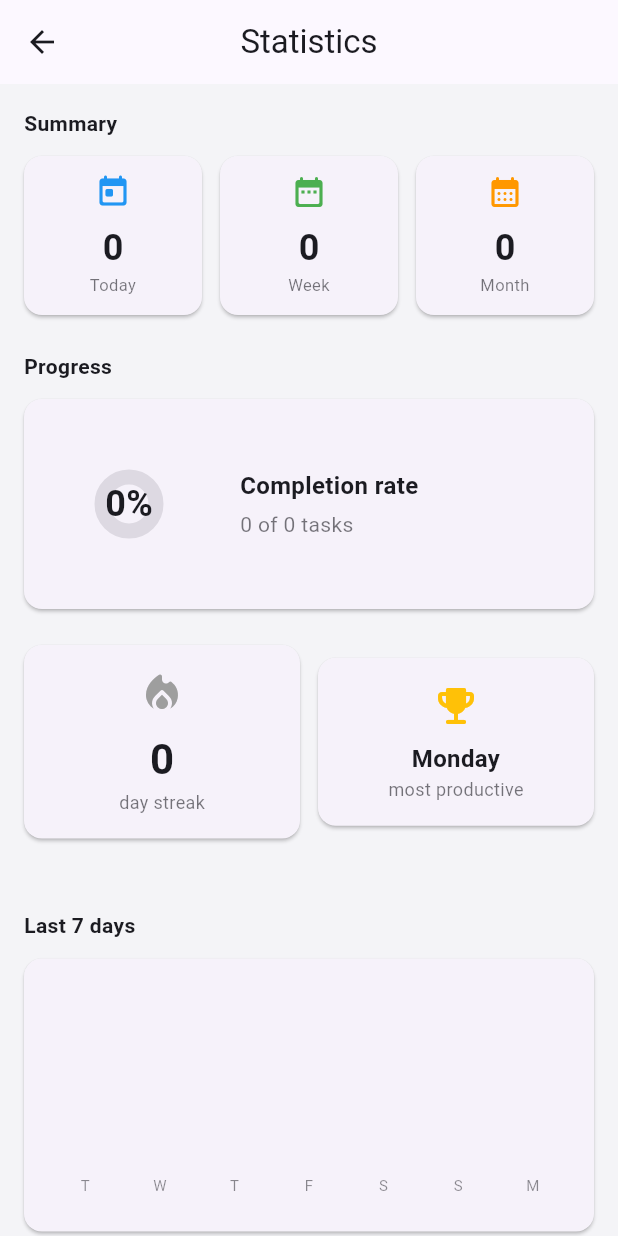
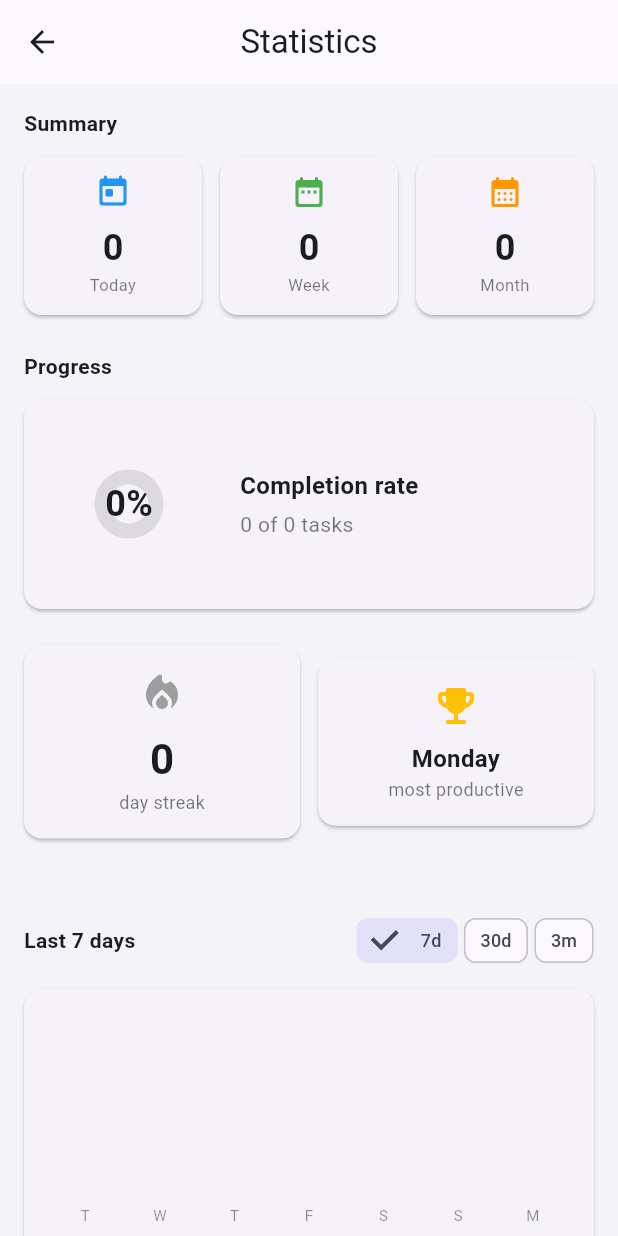
Before and after one commit to ivoexp1969/taskify, a Flutter app: the StatisticsScreen screen opened directly, on a phone screen of 412 x 824 dp. Run offline on Flutter 3.47's test engine with Material 3 defaults, Android fonts, the phone set to English and light mode, and no system bars; drawn by our look-alikes of fl_chart; our stand-ins replace cloud_firestore, equatable, file_picker, firebase_auth, firebase_core, flutter_local_notifications and 12 more; missing offline and left inert: android_alarm_manager_plus, extension_google_sign_in_as_googleapis_auth, purchases_flutter; accounts and stored records are empty; statements that could not run were skipped.

Commit message:
feat: statistics — period selector (7d/30d/3m) and fix all 9 category translations
- Added ChoiceChip period selector: 7 days / 30 days / 3 months
- Bar chart dynamically adjusts: 7 bars (day labels), 30 bars (date every 7th), 13 weekly bars (dd/mm labels)
- _localizedCategoryName now covers all 9 default categories — added birthday, meeting, workout, payment, travel, gift translations in all 10 languages

Co-Authored-By: Claude Sonnet 4.6 <noreply@anthropic.com>

```diff
--- a/lib/screens/settings/statistics_screen.dart
+++ b/lib/screens/settings/statistics_screen.dart
@@ -16,6 +16,7 @@ class StatisticsScreen extends StatefulWidget {
 class _StatisticsScreenState extends State<StatisticsScreen> with WidgetsBindingObserver {
   late Box<Task> taskBox;
   late Box<Category> categoryBox;
+  int _periodDays = 7;
 
   @override
   void initState() {
@@ -38,6 +39,174 @@ class _StatisticsScreenState extends State<StatisticsScreen> with WidgetsBinding
   void _refresh() {
     if (mounted) {
       setState(() {});
+    }
+  }
+
+  String _periodTitle(int days, String lang) {
+    if (days == 7) {
+      const m = {'en': 'Last 7 days', 'bg': 'Последните 7 дни', 'de': 'Letzte 7 Tage', 'fr': '7 derniers jours', 'it': 'Ultimi 7 giorni', 'el': 'Τελευταίες 7 μέρες', 'es': 'Últimos 7 días', 'pt': 'Últimos 7 dias', 'ru': 'Последние 7 дней', 'tr': 'Son 7 gün'};
+      return m[lang] ?? m['en']!;
+    }
+    if (days == 30) {
+      const m = {'en': 'Last 30 days', 'bg': 'Последните 30 дни', 'de': 'Letzte 30 Tage', 'fr': '30 derniers jours', 'it': 'Ultimi 30 giorni', 'el': 'Τελευταίες 30 μέρες', 'es': 'Últimos 30 días', 'pt': 'Últimos 30 dias', 'ru': 'Последние 30 дней', 'tr': 'Son 30 gün'};
+      return m[lang] ?? m['en']!;
+    }
+    const m = {'en': 'Last 3 months', 'bg': 'Последните 3 месеца', 'de': 'Letzte 3 Monate', 'fr': '3 derniers mois', 'it': 'Ultimi 3 mesi', 'el': 'Τελευταίοι 3 μήνες', 'es': 'Últimos 3 meses', 'pt': 'Últimos 3 meses', 'ru': 'Последние 3 месяца', 'tr': 'Son 3 ay'};
+    return m[lang] ?? m['en']!;
+  }
+
+  Widget _buildBarChart(ThemeData theme, String lang) {
+    final now = DateTime.now();
+    final today = DateTime(now.year, now.month, now.day);
+
+    if (_periodDays == 7) {
+      const dayLabels = {
+        'en': ['M', 'T', 'W', 'T', 'F', 'S', 'S'],
+        'bg': ['Пн', 'Вт', 'Ср', 'Чт', 'Пт', 'Сб', 'Нд'],
+        'de': ['M', 'D', 'M', 'D', 'F', 'S', 'S'],
+        'fr': ['L', 'M', 'M', 'J', 'V', 'S', 'D'],
+        'it': ['L', 'M', 'M', 'G', 'V', 'S', 'D'],
+        'el': ['Δ', 'Τ', 'Τ', 'Π', 'Π', 'Σ', 'Κ'],
+        'es': ['L', 'M', 'M', 'J', 'V', 'S', 'D'],
+        'pt': ['S', 'T', 'Q', 'Q', 'S', 'S', 'D'],
+        'ru': ['П', 'В', 'С', 'Ч', 'П', 'С', 'В'],
+        'tr': ['P', 'S', 'Ç', 'P', 'C', 'C', 'P'],
+      };
+      return BarChart(
+        BarChartData(
+          alignment: BarChartAlignment.spaceAround,
+          barTouchData: BarTouchData(enabled: false),
+          titlesData: FlTitlesData(
+            show: true,
+            bottomTitles: AxisTitles(
+              sideTitles: SideTitles(
+                showTitles: true,
+                getTitlesWidget: (value, meta) {
+                  final day = today.subtract(Duration(days: 6 - value.toInt()));
+                  final labels = dayLabels[lang] ?? dayLabels['en']!;
+                  return Text(
+                    labels[day.weekday - 1],
+                    style: TextStyle(fontSize: 10, color: theme.colorScheme.onSurface.withValues(alpha: 0.5)),
+                  );
+                },
+              ),
+            ),
+            leftTitles: const AxisTitles(sideTitles: SideTitles(showTitles: false)),
+            topTitles: const AxisTitles(sideTitles: SideTitles(showTitles: false)),
+            rightTitles: const AxisTitles(sideTitles: SideTitles(showTitles: false)),
+          ),
+          borderData: FlBorderData(show: false),
+          gridData: const FlGridData(show: false),
+          barGroups: List.generate(7, (index) {
+            final dayStart = today.subtract(Duration(days: 6 - index));
+            final dayEnd = dayStart.add(const Duration(days: 1));
+            final count = _completedInPeriod(dayStart, dayEnd);
+            return BarChartGroupData(
+              x: index,
+              barRods: [
+                BarChartRodData(
+                  toY: count.toDouble(),
+                  color: theme.colorScheme.primary,
+                  width: 20,
+                  borderRadius: const BorderRadius.vertical(top: Radius.circular(6)),
+                ),
+              ],
+            );
+          }),
+        ),
+      );
+    } else if (_periodDays == 30) {
+      return BarChart(
+        BarChartData(
+          alignment: BarChartAlignment.spaceAround,
+          barTouchData: BarTouchData(enabled: false),
+          titlesData: FlTitlesData(
+            show: true,
+            bottomTitles: AxisTitles(
+              sideTitles: SideTitles(
+                showTitles: true,
+                getTitlesWidget: (value, meta) {
+                  final idx = value.toInt();
+                  if (idx % 7 != 0 && idx != 29) return const SizedBox.shrink();
+                  final day = today.subtract(Duration(days: 29 - idx));
+                  return Text(
+                    '${day.day}',
+                    style: TextStyle(fontSize: 9, color: theme.colorScheme.onSurface.withValues(alpha: 0.5)),
+                  );
+                },
+              ),
+            ),
+            leftTitles: const AxisTitles(sideTitles: SideTitles(showTitles: false)),
+            topTitles: const AxisTitles(sideTitles: SideTitles(showTitles: false)),
+            rightTitles: const AxisTitles(sideTitles: SideTitles(showTitles: false)),
+          ),
+          borderData: FlBorderData(show: false),
+          gridData: const FlGridData(show: false),
+          barGroups: List.generate(30, (index) {
+            final dayStart = today.subtract(Duration(days: 29 - index));
+            final dayEnd = dayStart.add(const Duration(days: 1));
+            final count = _completedInPeriod(dayStart, dayEnd);
+            return BarChartGroupData(
+              x: index,
+              barRods: [
+                BarChartRodData(
+                  toY: count.toDouble(),
+                  color: theme.colorScheme.primary,
+                  width: 8,
+                  borderRadius: const BorderRadius.vertical(top: Radius.circular(3)),
+                ),
+              ],
+            );
+          }),
+        ),
+      );
+    } else {
+      return BarChart(
+        BarChartData(
+          alignment: BarChartAlignment.spaceAround,
+          barTouchData: BarTouchData(enabled: false),
+          titlesData: FlTitlesData(
+            show: true,
+            bottomTitles: AxisTitles(
+              sideTitles: SideTitles(
+                showTitles: true,
+                getTitlesWidget: (value, meta) {
+                  final i = value.toInt();
+                  final daysFromEnd = (12 - i) * 7;
+                  final weekEnd = today.subtract(Duration(days: daysFromEnd)).add(const Duration(days: 1));
+                  final weekStart = weekEnd.subtract(const Duration(days: 7));
+                  return Text(
+                    '${weekStart.day}/${weekStart.month}',
+                    style: TextStyle(fontSize: 8, color: theme.colorScheme.onSurface.withValues(alpha: 0.5)),
+                  );
+                },
+              ),
+            ),
+            leftTitles: const AxisTitles(sideTitles: SideTitles(showTitles: false)),
+            topTitles: const AxisTitles(sideTitles: SideTitles(showTitles: false)),
+            rightTitles: const AxisTitles(sideTitles: SideTitles(showTitles: false)),
+          ),
+          borderData: FlBorderData(show: false),
+          gridData: const FlGridData(show: false),
+          barGroups: List.generate(13, (i) {
+            final daysFromEnd = (12 - i) * 7;
+            final weekEnd = today.subtract(Duration(days: daysFromEnd)).add(const Duration(days: 1));
+            final weekStart = weekEnd.subtract(const Duration(days: 7));
+            final count = _completedInPeriod(weekStart, weekEnd);
+            return BarChartGroupData(
+              x: i,
+              barRods: [
+                BarChartRodData(
+                  toY: count.toDouble(),
+                  color: theme.colorScheme.primary,
+                  width: 16,
+                  borderRadius: const BorderRadius.vertical(top: Radius.circular(4)),
+                ),
+              ],
+            );
+          }),
+        ),
+      );
     }
   }
 
@@ -156,42 +325,15 @@ class _StatisticsScreenState extends State<StatisticsScreen> with WidgetsBinding
     }
     if (c.isDefault) {
       final translations = {
-        'work': {
-          'en': 'Work',
-          'bg': 'Работа',
-          'de': 'Arbeit',
-          'fr': 'Travail',
-          'it': 'Lavoro',
-          'el': 'Εργασία',
-          'es': 'Trabajo',
-          'pt': 'Trabalho',
-          'ru': 'Работа',
-          'tr': 'İş',
-        },
-        'personal': {
-          'en': 'Personal',
-          'bg': 'Лични',
-          'de': 'Persönlich',
-          'fr': 'Personnel',
-          'it': 'Personale',
-          'el': 'Προσωπικά',
-          'es': 'Personal',
-          'pt': 'Pessoal',
-          'ru': 'Личное',
-          'tr': 'Kişisel',
-        },
-        'shopping': {
-          'en': 'Shopping',
-          'bg': 'Пазаруване',
-          'de': 'Einkaufen',
-          'fr': 'Courses',
-          'it': 'Spesa',
-          'el': 'Αγορές',
-          'es': 'Compras',
-          'pt': 'Compras',
-          'ru': 'Покупки',
-          'tr': 'Alışveriş',
-        },
+        'work': {'en': 'Work', 'bg': 'Работа', 'de': 'Arbeit', 'fr': 'Travail', 'it': 'Lavoro', 'el': 'Εργασία', 'es': 'Trabajo', 'pt': 'Trabalho', 'ru': 'Работа', 'tr': 'İş'},
+        'personal': {'en': 'Personal', 'bg': 'Лични', 'de': 'Persönlich', 'fr': 'Personnel', 'it': 'Personale', 'el': 'Προσωπικά', 'es': 'Personal', 'pt': 'Pessoal', 'ru': 'Личное', 'tr': 'Kişisel'},
+        'shopping': {'en': 'Shopping', 'bg': 'Пазаруване', 'de': 'Einkaufen', 'fr': 'Courses', 'it': 'Spesa', 'el': 'Αγορές', 'es': 'Compras', 'pt': 'Compras', 'ru': 'Покупки', 'tr': 'Alışveriş'},
+        'birthday': {'en': 'Birthday', 'bg': 'Рождени дни', 'de': 'Geburtstag', 'fr': 'Anniversaire', 'it': 'Compleanno', 'el': 'Γενέθλια', 'es': 'Cumpleaños', 'pt': 'Aniversário', 'ru': 'День рождения', 'tr': 'Doğum günü'},
+        'meeting': {'en': 'Meeting', 'bg': 'Срещи', 'de': 'Besprechung', 'fr': 'Réunion', 'it': 'Riunione', 'el': 'Συνάντηση', 'es': 'Reunión', 'pt': 'Reunião', 'ru': 'Встреча', 'tr': 'Toplantı'},
+        'workout': {'en': 'Workout', 'bg': 'Тренировка', 'de': 'Training', 'fr': 'Entraînement', 'it': 'Allenamento', 'el': 'Άσκηση', 'es': 'Entrenamiento', 'pt': 'Treino', 'ru': 'Тренировка', 'tr': 'Egzersiz'},
+        'payment': {'en': 'Payment', 'bg': 'Плащания', 'de': 'Zahlung', 'fr': 'Paiement', 'it': 'Pagamento', 'el': 'Πληρωμή', 'es': 'Pago', 'pt': 'Pagamento', 'ru': 'Платёж', 'tr': 'Ödeme'},
+        'travel': {'en': 'Travel', 'bg': 'Пътувания', 'de': 'Reise', 'fr': 'Voyage', 'it': 'Viaggio', 'el': 'Ταξίδι', 'es': 'Viaje', 'pt': 'Viagem', 'ru': 'Путешествие', 'tr': 'Seyahat'},
+        'gift': {'en': 'Gift', 'bg': 'Подаръци', 'de': 'Geschenk', 'fr': 'Cadeau', 'it': 'Regalo', 'el': 'Δώρο', 'es': 'Regalo', 'pt': 'Presente', 'ru': 'Подарок', 'tr': 'Hediye'},
       };
       return translations[c.id]?[lang] ?? translations[c.id]?['en'] ?? c.name;
     }
@@ -509,13 +651,31 @@ class _StatisticsScreenState extends State<StatisticsScreen> with WidgetsBinding
 
           const SizedBox(height: 24),
 
-          // Седмична активност
-          Text(
-            t.last7Days,
-            style: const TextStyle(
-              fontSize: 14,
-              fontWeight: FontWeight.w600,
-            ),
+          // Активност по период
+          Row(
+            mainAxisAlignment: MainAxisAlignment.spaceBetween,
+            children: [
+              Text(
+                _periodTitle(_periodDays, lang),
+                style: const TextStyle(
+                  fontSize: 14,
+                  fontWeight: FontWeight.w600,
+                ),
+              ),
+              Row(
+                children: [7, 30, 90].map((days) => Padding(
+                  padding: const EdgeInsets.only(left: 4),
+                  child: ChoiceChip(
+                    label: Text(days == 7 ? '7d' : days == 30 ? '30d' : '3m'),
+                    selected: _periodDays == days,
+                    onSelected: (_) => setState(() => _periodDays = days),
+                    labelStyle: const TextStyle(fontSize: 12),
+                    visualDensity: VisualDensity.compact,
+                    padding: const EdgeInsets.symmetric(horizontal: 2),
+                  ),
+                )).toList(),
+              ),
+            ],
           ),
           const SizedBox(height: 12),
           Card(
@@ -523,78 +683,7 @@ class _StatisticsScreenState extends State<StatisticsScreen> with WidgetsBinding
               padding: const EdgeInsets.all(16),
               child: SizedBox(
                 height: 150,
-                child: BarChart(
-                  BarChartData(
-                    alignment: BarChartAlignment.spaceAround,
-                    barTouchData: BarTouchData(enabled: false),
-                    titlesData: FlTitlesData(
-                      show: true,
-                      bottomTitles: AxisTitles(
-                        sideTitles: SideTitles(
-                          showTitles: true,
-                          getTitlesWidget: (value, meta) {
-                            final day = DateTime.now().subtract(
-                              Duration(days: 6 - value.toInt()),
-                            );
-                            const labels = {
-                              'en': ['M', 'T', 'W', 'T', 'F', 'S', 'S'],
-                              'bg': ['Пн', 'Вт', 'Ср', 'Чт', 'Пт', 'Сб', 'Нд'],
-                              'de': ['M', 'D', 'M', 'D', 'F', 'S', 'S'],
-                              'fr': ['L', 'M', 'M', 'J', 'V', 'S', 'D'],
-                              'it': ['L', 'M', 'M', 'G', 'V', 'S', 'D'],
-                              'el': ['Δ', 'Τ', 'Τ', 'Π', 'Π', 'Σ', 'Κ'],
-                              'es': ['L', 'M', 'M', 'J', 'V', 'S', 'D'],
-                              'pt': ['S', 'T', 'Q', 'Q', 'S', 'S', 'D'],
-                              'ru': ['П', 'В', 'С', 'Ч', 'П', 'С', 'В'],
-                              'tr': ['P', 'S', 'Ç', 'P', 'C', 'C', 'P'],
-                            };
-                            final dayLabels = labels[lang] ?? labels['en']!;
-                            return Text(
-                              dayLabels[day.weekday - 1],
-                              style: TextStyle(
-                                fontSize: 10,
-                                color: theme.colorScheme.onSurface.withValues(alpha: 0.5),
-                              ),
-                            );
-                          },
-                        ),
-                      ),
-                      leftTitles: const AxisTitles(
-                        sideTitles: SideTitles(showTitles: false),
-                      ),
-                      topTitles: const AxisTitles(
-                        sideTitles: SideTitles(showTitles: false),
-                      ),
-                      rightTitles: const AxisTitles(
-                        sideTitles: SideTitles(showTitles: false),
-                      ),
-                    ),
-                    borderData: FlBorderData(show: false),
-                    gridData: const FlGridData(show: false),
-                    barGroups: List.generate(7, (index) {
-                      final day = DateTime.now().subtract(
-                        Duration(days: 6 - index),
-                      );
-                      final dayStart = DateTime(day.year, day.month, day.day);
-                      final dayEnd = dayStart.add(const Duration(days: 1));
-                      final count = _completedInPeriod(dayStart, dayEnd);
-
-                      return BarChartGroupData(
-                        x: index,
-                        barRods: [
-                          BarChartRodData(
-                            toY: count.toDouble(),
-                            color: theme.colorScheme.primary,
-                            width: 20,
-                            borderRadius: const BorderRadius.vertical(
-                              top: Radius.circular(6),
-                            ),
-                          ),
-                        ],
-                      );
-                    }),
-                  ),
-                ),
+                child: _buildBarChart(theme, lang),
               ),
             ),
           ),
```
